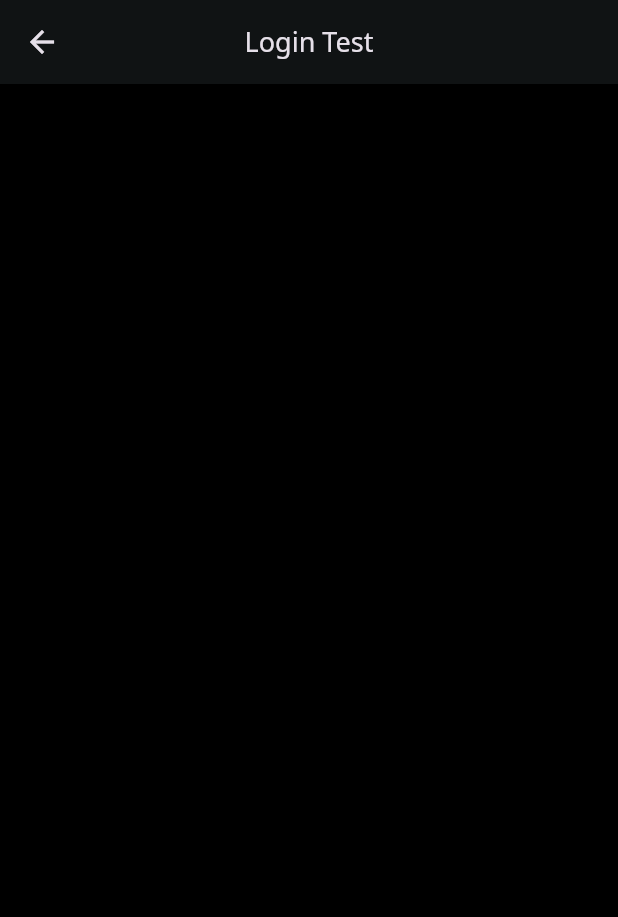
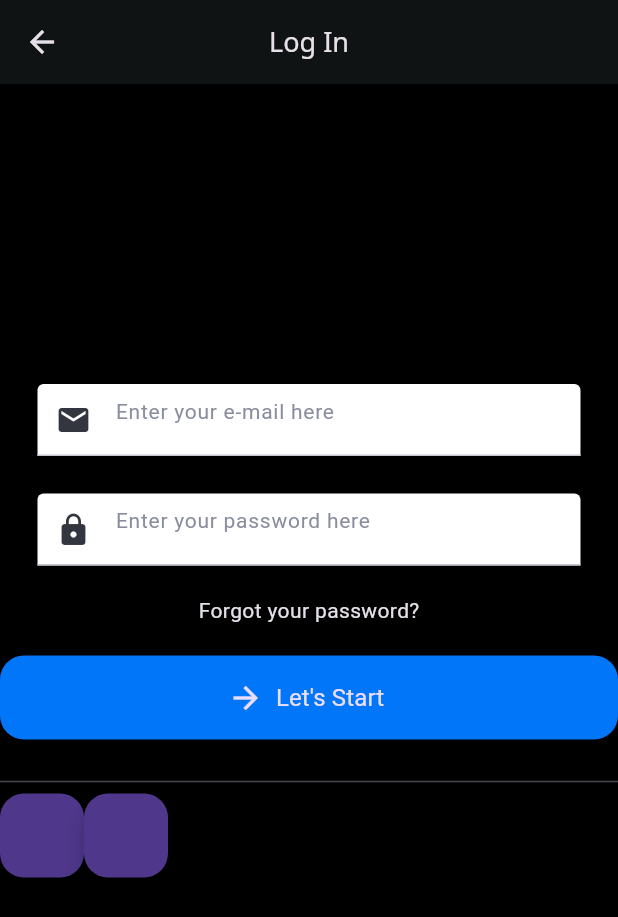
Before and after one commit to rambolps/smartmealai, a Flutter app: the screen it shows after launch, after a tap on "Let's Start", on a phone screen of 412 x 824 dp. Shown: the top 917 px of the screen. Run offline on Flutter 3.47's test engine with Material 2 defaults, Android fonts, the phone set to English and light mode, and no system bars; our stand-ins replace google_fonts.

Commit message:
layout for login screen

```diff
--- a/lib/Login/LoginScreen.dart
+++ b/lib/Login/LoginScreen.dart
@@ -7,21 +7,115 @@ class LoginScreen extends StatelessWidget {
   @override
   Widget build(BuildContext context) {
     return Scaffold(
+      backgroundColor: Colors.black,
       appBar: AppBar(
         backgroundColor: const Color.fromRGBO(16, 19, 20, 1),
         centerTitle: true,
         title: Text(
-          "Login Test",
+          "Log In",
           textAlign: TextAlign.center,
-          style: GoogleFonts.notoSans(
-              fontSize: 18,
-              fontWeight: FontWeight.normal
-          ),
+          style:
+              GoogleFonts.notoSans(fontSize: 18, fontWeight: FontWeight.normal),
         ),
       ),
-      backgroundColor: Colors.black,
-
-
+      body: Column(
+        children: [
+          SizedBox(height: 200),
+          const Row(
+            children: [
+              SizedBox(
+                width: 25,
+              ),
+              Expanded(
+                child: TextField(
+                  style: TextStyle(
+                      fontSize: 14,
+                      fontWeight: FontWeight.normal,
+                      color: Color.fromRGBO(51, 54, 63, 1.0)
+                  ),
+                  cursorColor: Color.fromRGBO(51, 54, 63, 1.0),
+                  decoration: InputDecoration(
+                    fillColor: Colors.white,
+                    prefixIcon: Icon(Icons.email),
+                    prefixIconColor: Color.fromRGBO(51, 54, 63, 1.0),
+                    filled: true,
+                    hintText: "Enter your e-mail here",
+                    hintStyle: TextStyle(
+                      fontSize: 14,
+                      fontWeight: FontWeight.normal,
+                      color: Color.fromRGBO(137, 141, 158, 1.0),
+                    ),
+                  ),
+                ),
+              ),
+              SizedBox(
+                width: 25,
+              )
+            ],
+          ),
+          const SizedBox(
+            height: 25,
+          ),
+          const Row(
+            children: [
+              SizedBox(
+                width: 25,
+              ),
+              Expanded(
+                child: TextField(
+                  style: TextStyle(
+                      fontSize: 14,
+                      fontWeight: FontWeight.normal,
+                      color: Color.fromRGBO(51, 54, 63, 1.0)
+                  ),
+                  cursorColor: Color.fromRGBO(51, 54, 63, 1.0),
+                  obscureText: true,
+                  decoration: InputDecoration(
+                    fillColor: Colors.white,
+                    prefixIcon: Icon(Icons.lock),
+                    prefixIconColor: Color.fromRGBO(51, 54, 63, 1.0),
+                    filled: true,
+                    hintText: "Enter your password here",
+                    hintStyle: TextStyle(
+                      fontSize: 14,
+                      fontWeight: FontWeight.normal,
+                      color: Color.fromRGBO(137, 141, 158, 1.0),
+                    ),
+                  ),
+                ),
+              ),
+              SizedBox(
+                width: 25,
+              )
+            ],
+          ),
+          const SizedBox(height: 20),
+          const Text("Forgot your password?"),
+          const SizedBox(height: 20),
+          Row(
+            children: [
+              Expanded(
+                  child: FloatingActionButton.extended(
+                label: const Text("Let's Start",
+                    textAlign: TextAlign.center,
+                    style:
+                        TextStyle(fontSize: 16, fontWeight: FontWeight.normal)),
+                icon: const Icon(Icons.arrow_forward),
+                backgroundColor: Theme.of(context).primaryColor,
+                onPressed: () {},
+              )),
+            ],
+          ),
+          const SizedBox(height: 20),
+          const Divider(),
+          Row(
+            children: [
+              FloatingActionButton(onPressed: () {}),
+              FloatingActionButton(onPressed: () {})
+            ],
+          )
+        ],
+      ),
     );
   }
 }
```
